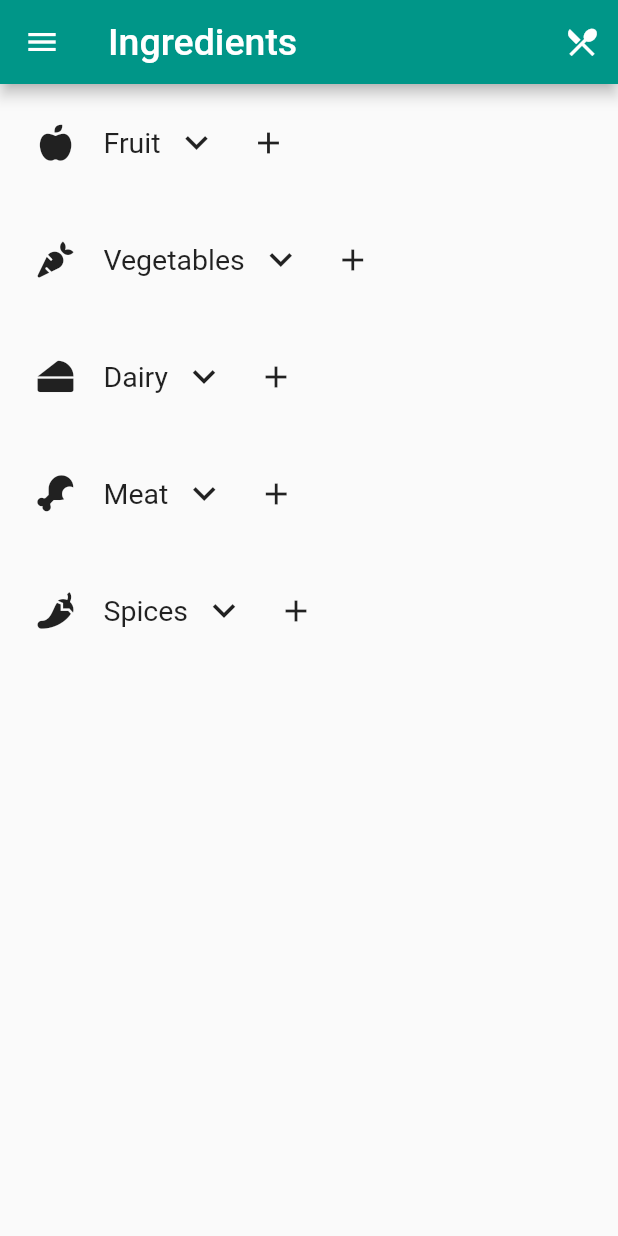
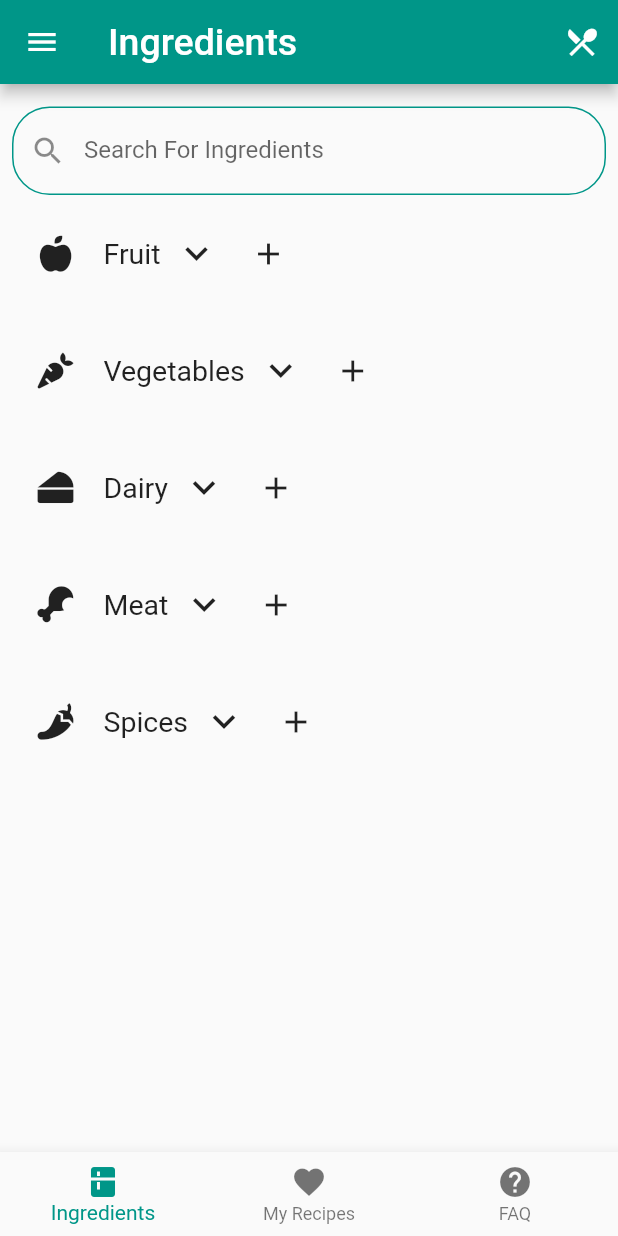
Before and after one commit to ht1006/Food-For-Thought, a Flutter app: the screen it shows after launch, on a phone screen of 412 x 824 dp. Run offline on Flutter 3.47's test engine with Material 2 defaults, Android fonts, the phone set to English and light mode, and no system bars; our stand-ins replace font_awesome_flutter, sqflite; accounts and stored records are empty.

Commit message:
Fixed switch button for expiry date, added bottom bar and search bar

```diff
--- a/lib/main.dart
+++ b/lib/main.dart
@@ -21,7 +21,7 @@ final List<IconData> icons
   , FontAwesomeIcons.drumstickBite, FontAwesomeIcons.pepperHot];
 
 //main page
-void main() => runApp(new MaterialApp(home: new Home()));
+void main() => runApp(MyApp());
 
 // Open existing database
 Future openAppDatabase() async {
@@ -33,7 +33,64 @@ Future openAppDatabase() async {
   db = await openDatabase(path);
 }
 
-class Home extends StatelessWidget {
+class MyApp extends StatelessWidget {
+  //static const String _title = 'Flutter Code Sample';
+
+  @override
+  Widget build(BuildContext context) {
+    return MaterialApp(
+      home: Home(),
+    );
+  }
+}
+
+class Home extends StatefulWidget {
+  Home({Key key}) : super(key: key);
+
+  @override
+  _HomeState createState() => new _HomeState();
+}
+
+class _HomeState extends State<Home> {
+  int _selectedIndex = 0;
+
+  //Store different pages. Index 0 is Ingredients page, 1 is My Recipes, 3 is FAQ
+  final List<Widget> _children = [
+    new Container(child: new Column(children: <Widget>[
+      new Container(child: new Column(
+        children: <Widget>[
+          Padding(padding: const EdgeInsets.fromLTRB(8,15.0,8,0),
+            child: TextField(
+              onChanged: (searchIngredient) {
+                //TODO： deal with the input ingredient
+              },
+              decoration: InputDecoration(
+                  labelText: "Search For Ingredients",
+                  prefixIcon: Icon(Icons.search),
+                  enabledBorder: OutlineInputBorder(
+                      borderSide: BorderSide(color: Colors.teal),
+                      borderRadius: BorderRadius.all(Radius.circular(25.0))),
+              ),))
+        ],
+      )),
+      new Expanded(child: new ListView.builder(
+        itemBuilder: (BuildContext context, int index) {
+          return new ExpandableListView(index: index);
+        },
+        itemCount: ingredients.length,
+      ),)
+    ],),),
+    Center(child: Text(
+      'Wassup I\'m recipe page',
+      style: TextStyle(fontSize: 30),
+    )),
+    Center(child: Text(
+      'Wassup I\'m FAQ page',
+      style: TextStyle(fontSize: 30),
+    )),
+
+  ];
+
   @override
   Widget build(BuildContext context) {
     openAppDatabase();
@@ -54,27 +111,48 @@ class Home extends StatelessWidget {
           ),
         ],
       ),
+      body:_children[_selectedIndex],
+      bottomNavigationBar: BottomNavigationBar(
+        items: [
+          BottomNavigationBarItem(
+            icon: new Icon(Icons.kitchen),
+            title: new Text('Ingredients'),
+          ),
+          BottomNavigationBarItem(
+            icon: new Icon(Icons.favorite),
+            title: new Text('My Recipes'),
+          ),
+          BottomNavigationBarItem(
+              icon: Icon(Icons.help),
+              title: Text('FAQ')
+          )
+        ],
+        currentIndex: _selectedIndex,
+        selectedItemColor: Colors.teal,
+        onTap: _onItemTapped,
+      ),
       drawer: new Drawer(
         child: new ListView.builder(
               itemBuilder: (BuildContext context, int index) {
                 return new Container(
+                  padding: const EdgeInsets.fromLTRB(0,10.0,0,10.0),
                   child: new ListTile(
                     leading: Icon(menuIcons[index]),
                     title: new Text(
-                      menuChoices[index],
+                      menuChoices[index],style: TextStyle(fontSize: 18)
                     ),
                   ),
                 );},
               itemCount: menuChoices.length,
             ),
         ),
-      body: new ListView.builder(
-        itemBuilder: (BuildContext context, int index) {
-          return new ExpandableListView(index: index);
-        },
-        itemCount: ingredients.length,
-      ),
     );
+  }
+
+  void _onItemTapped(int index) {
+    setState(() {
+      _selectedIndex = index;
+    });
   }
 }
 
@@ -152,6 +230,7 @@ class _ExpandableListViewState extends State<ExpandableListView> {
     String newIngredient = '';
     Future<DateTime> expiryDate;
     bool isSwitched = false;
+
     return showDialog<String>(
       context: context,
       barrierDismissible: true, // dialog is dismissible with a tap on the barrier
@@ -161,46 +240,10 @@ class _ExpandableListViewState extends State<ExpandableListView> {
           content: new Container(
             height: 150.0,
             width: 400.0,
-            child: new Column(
-              children: <Widget>[
-                new TextField(
-                  autofocus: true,
-                  decoration: new InputDecoration(hintText: 'Enter Ingredient'),
-                  onChanged: (value) {
-                    newIngredient = value;
-                  },
-                ),
-                Padding(padding: const EdgeInsets.all(10.0)),
-                new Row(
-                  children: <Widget>[
-                    Switch(
-                      value: isSwitched,
-                      onChanged: (val) {
-                        setState(() {
-                          isSwitched = val;
-                        });
-                      },
-                      activeTrackColor: Colors.teal,
-                      activeColor: Colors.teal,
-                    ),
-                    Padding(padding: const EdgeInsets.all(10.0)),
-                    new RaisedButton(onPressed: !isSwitched ? null : () { expiryDate = showDatePicker(
-                      context: context,
-                      initialDate: DateTime.now(),
-                      firstDate: DateTime(2019),
-                      lastDate: DateTime(2030),
-                      builder: (BuildContext context, Widget child) {
-                        return Theme(
-                          data: ThemeData(primaryColor: Colors.teal, accentColor: Colors.teal),
-                          child: child,
-                        );
-                      },
-                    );}, child: Text('Add Expiry Date'))
-                  ],
-                )
-              ],
-            ),
+            child: new AddIngredient(newIngredient: newIngredient,
+                expiryDate: expiryDate,isSwitched: isSwitched)
           ),
+
           actions: <Widget>[
             RaisedButton(
               color: Colors.teal,
@@ -219,6 +262,69 @@ class _ExpandableListViewState extends State<ExpandableListView> {
           ],
         );
       },
+    );
+  }
+
+}
+
+class AddIngredient extends StatefulWidget {
+  String newIngredient;
+  Future<DateTime> expiryDate;
+  bool isSwitched;
+  AddIngredient({Key key, this.newIngredient, this.isSwitched, this.expiryDate}) : super(key: key);
+
+  @override
+  _AddIngredientState createState() => new _AddIngredientState();
+}
+
+class _AddIngredientState extends State<AddIngredient> {
+
+  @override
+  void initState(){
+    super.initState();
+  }
+
+  @override
+  Widget build(BuildContext context) {
+
+    return new Column(
+      children: <Widget>[
+        new TextField(
+          autofocus: true,
+          decoration: new InputDecoration(hintText: 'Enter Ingredient'),
+          onChanged: (value) {
+            widget.newIngredient = value;
+          },
+        ),
+        Padding(padding: const EdgeInsets.all(10.0)),
+        new Row(
+          children: <Widget>[
+            Switch(
+              value: widget.isSwitched,
+              onChanged: (val) {
+                setState(() {
+                  widget.isSwitched = val;
+                });
+              },
+              activeTrackColor: Colors.teal,
+              activeColor: Colors.teal,
+            ),
+            Padding(padding: const EdgeInsets.all(10.0)),
+            new RaisedButton(onPressed: !widget.isSwitched ? null : () { widget.expiryDate = showDatePicker(
+              context: context,
+              initialDate: DateTime.now(),
+              firstDate: DateTime(2019),
+              lastDate: DateTime(2030),
+              builder: (BuildContext context, Widget child) {
+                return Theme(
+                  data: ThemeData(primaryColor: Colors.teal, accentColor: Colors.teal),
+                  child: child,
+                );
+              },
+            );}, child: Text('Add Expiry Date'))
+          ],
+        )
+      ],
     );
   }
 
```
Also changed, not shown: 4 other files.
